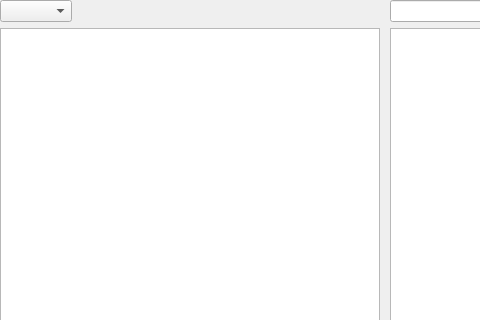
Old version of the form src/GUI/DirectoryWidget/GUI_DirectoryWidget.ui in the repository return42/sayonara; both pictures show x 0 to 480 and y 0 to 320 of the 769 by 633 pixel window.
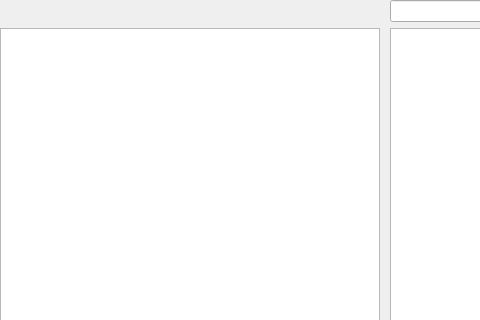
New version of the form. Icons and pictures are not drawn. Custom widgets are drawn as their Qt base class.

The edit to the form file:
```diff
--- a/src/GUI/DirectoryWidget/GUI_DirectoryWidget.ui
+++ b/src/GUI/DirectoryWidget/GUI_DirectoryWidget.ui
@@ -79,12 +79,12 @@
       <number>0</number>
      </property>
      <item>
-      <widget class="QComboBox" name="combo_libchooser">
-       <property name="sizePolicy">
-        <sizepolicy hsizetype="Preferred" vsizetype="Minimum">
-         <horstretch>0</horstretch>
-         <verstretch>0</verstretch>
-        </sizepolicy>
+      <widget class="QFrame" name="header_frame">
+       <property name="frameShape">
+        <enum>QFrame::StyledPanel</enum>
+       </property>
+       <property name="frameShadow">
+        <enum>QFrame::Raised</enum>
        </property>
       </widget>
      </item>
```
Left out of the diff: 16 changed lines with no effect on the pictures.
